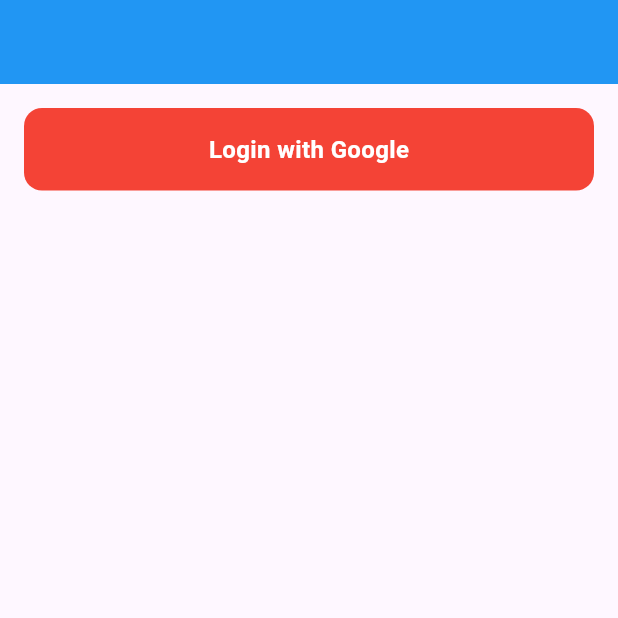
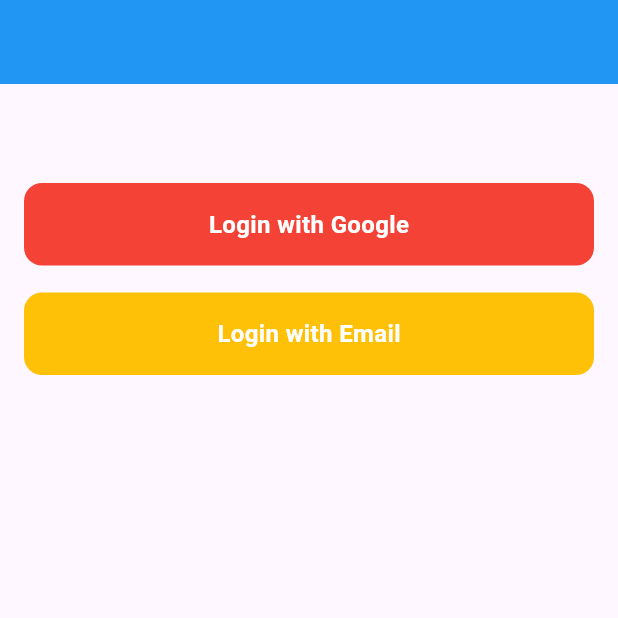
Before and after one commit to mokshajoshi/flutter_firebase_authentication, a Flutter app: the screen it shows after launch, on a phone screen of 412 x 824 dp, the top half of it. Run offline on Flutter 3.47's test engine with Material 3 defaults, Android fonts, the phone set to English and light mode, and no system bars; our stand-ins replace firebase_auth, firebase_core, fluttertoast, google_sign_in; accounts and stored records are empty.

Commit message:
email password auth done

```diff
--- /dev/null
+++ b/lib/custom_widgets/custom_button.dart
@@ -0,0 +1,38 @@
+import 'package:flutter/material.dart';
+
+class CustomButton extends StatelessWidget {
+  final Function() onTap;
+  final Color btnColor;
+  final String btnText;
+  const CustomButton(
+      {required this.btnText,
+      required this.btnColor,
+      required this.onTap,
+      super.key});
+
+  @override
+  Widget build(BuildContext context) {
+    return GestureDetector(
+      onTap: () {
+        onTap();
+      },
+      child: Container(
+        padding: const EdgeInsets.all(16),
+        decoration: BoxDecoration(
+          color: btnColor,
+          borderRadius: BorderRadius.circular(12),
+        ),
+        child: Center(
+          child: Text(
+            btnText,
+            style: const TextStyle(
+              color: Colors.white,
+              fontWeight: FontWeight.bold,
+              fontSize: 16,
+            ),
+          ),
+        ),
+      ),
+    );
+  }
+}
--- a/lib/screens/home_screen.dart
+++ b/lib/screens/home_screen.dart
@@ -1,4 +1,5 @@
-import 'package:flutter/cupertino.dart';
+import 'package:firebase_authentication/custom_widgets/custom_button.dart';
+import 'package:firebase_authentication/screens/email_login_screen.dart';
 import 'package:flutter/material.dart';
 import 'package:google_sign_in/google_sign_in.dart';
 
@@ -26,27 +27,30 @@ class _HomeScreenState extends State<HomeScreen> {
       child: Column(
         crossAxisAlignment: CrossAxisAlignment.start,
         children: [
-          GestureDetector(
+          const SizedBox(
+            height: 50,
+          ),
+          CustomButton(
+            btnText: "Login with Google",
+            btnColor: Colors.red,
             onTap: () {
               googleSignIn();
             },
-            child: Container(
-              padding: const EdgeInsets.all(16),
-              decoration: BoxDecoration(
-                color: Colors.red,
-                borderRadius: BorderRadius.circular(12),
-              ),
-              child: const Center(
-                child: Text(
-                  "Login with Google",
-                  style: TextStyle(
-                    color: Colors.white,
-                    fontWeight: FontWeight.bold,
-                    fontSize: 16,
-                  ),
+          ),
+          const SizedBox(
+            height: 18,
+          ),
+          CustomButton(
+            btnText: "Login with Email",
+            btnColor: Colors.amber,
+            onTap: () {
+              Navigator.push(
+                context,
+                MaterialPageRoute(
+                  builder: (context) => const EmailLoginScreen(),
                 ),
-              ),
-            ),
+              );
+            },
           ),
         ],
       ),
@@ -61,7 +65,7 @@ class _HomeScreenState extends State<HomeScreen> {
 
     if (user != null && (user.email != "" || user.email.isNotEmpty)) {
       print("Display Name --> ${user.displayName!}");
-      print("Email --> ${user.email!}");
+      print("Email --> ${user.email}");
     }
   }
 }
--- a/pubspec.yaml
+++ b/pubspec.yaml
@@ -37,6 +37,8 @@ dependencies:
   cupertino_icons: ^1.0.6
   firebase_core: ^2.31.1
   google_sign_in: ^6.2.1
+  firebase_auth: ^4.19.6
+  fluttertoast: ^8.2.5
 
 dev_dependencies:
   flutter_test:
```
Also changed, not shown: lib/screens/email_login_screen.dart (added, +208 -0 lines), pubspec.lock, 4 other files.
